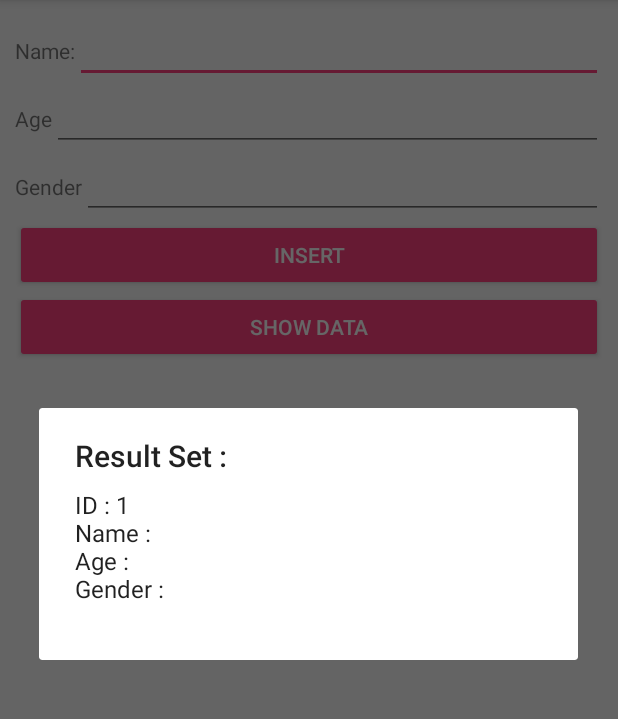
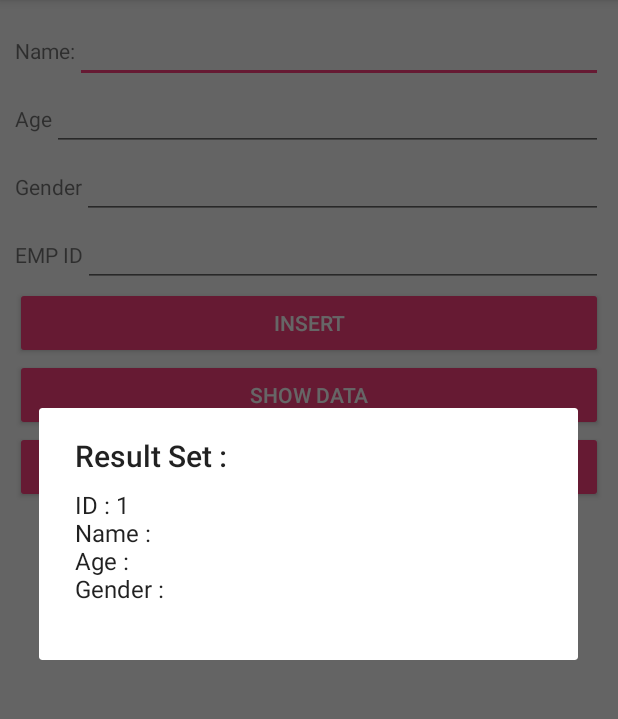
Before and after one commit to codermahadi/MySqlLiteDemo, an Android app: the screen it shows after launch (MainActivity), after a tap on "SHOW DATA", on a phone screen of 412 x 824 dp, the part 84-803 px from its top. Run offline under Robolectric (Android 15) with nearby library versions, the phone set to English and light mode, and no system bars.

Commit message:
Update Data

```diff
--- a/app/src/main/java/com/example/mahadi/mysqllitedemo/MainActivity.java
+++ b/app/src/main/java/com/example/mahadi/mysqllitedemo/MainActivity.java
@@ -14,8 +14,8 @@ public class MainActivity extends AppCompatActivity implements View.OnClickListe
 
     MyDBHelper myDBHelper;
 
-    private EditText name, age, gender;
-    private Button insert, fatchData;
+    private EditText name, age, gender, emp_id;
+    private Button insert, fatchData, update_btn;
 
     @Override
     protected void onCreate(Bundle savedInstanceState) {
@@ -30,12 +30,15 @@ public class MainActivity extends AppCompatActivity implements View.OnClickListe
         name = (EditText) findViewById(R.id.name);
         age = (EditText) findViewById(R.id.age);
         gender = (EditText) findViewById(R.id.gdr);
+        emp_id = (EditText) findViewById(R.id.id);
 
         insert = (Button) findViewById(R.id.insert);
         fatchData = (Button) findViewById(R.id.showData);
+        update_btn = (Button) findViewById(R.id.updateData);
 
         insert.setOnClickListener(this);
         fatchData.setOnClickListener(this);
+        update_btn.setOnClickListener(this);
 
 
     }
@@ -46,6 +49,7 @@ public class MainActivity extends AppCompatActivity implements View.OnClickListe
         String empName = name.getText().toString();
         String empAge = age.getText().toString();
         String empGender = gender.getText().toString();
+        String empId = emp_id.getText().toString();
 
         if (view.getId() == R.id.insert) {
 
@@ -67,16 +71,28 @@ public class MainActivity extends AppCompatActivity implements View.OnClickListe
                 showData("Error !", "Result Not found!");
                 return;
             } else {
-                    StringBuffer stringBuffer = new StringBuffer();
+                StringBuffer stringBuffer = new StringBuffer();
 
-                    while (resSet.moveToNext()){
-                        stringBuffer.append("ID : "+ resSet.getString(0)+"\n");
-                        stringBuffer.append("Name : "+ resSet.getString(1)+"\n");
-                        stringBuffer.append("Age : "+ resSet.getString(2)+"\n");
-                        stringBuffer.append("Gender : "+ resSet.getString(3)+"\n");
-                    }
+                while (resSet.moveToNext()) {
+                    stringBuffer.append("ID : " + resSet.getString(0) + "\n");
+                    stringBuffer.append("Name : " + resSet.getString(1) + "\n");
+                    stringBuffer.append("Age : " + resSet.getString(2) + "\n");
+                    stringBuffer.append("Gender : " + resSet.getString(3) + "\n");
+                }
 
-                    showData("Result Set : ", stringBuffer.toString());
+                showData("Result Set : ", stringBuffer.toString());
+            }
+
+        } else if (view.getId() == R.id.updateData) {
+
+            boolean res = myDBHelper.updateDate(empId, empName, empAge, empGender);
+
+            if (res == true) {
+                Toast.makeText(getBaseContext(), " Update Success " + res, Toast.LENGTH_LONG).show();
+
+            } else {
+                Toast.makeText(getBaseContext(), " Update Not Success " + res, Toast.LENGTH_LONG).show();
+
             }
 
         }
--- a/app/src/main/res/layout/activity_main.xml
+++ b/app/src/main/res/layout/activity_main.xml
@@ -58,6 +58,22 @@
             android:id="@+id/gdr"/>
     </LinearLayout>
 
+    <LinearLayout
+        android:layout_width="match_parent"
+        android:layout_height="wrap_content"
+        android:orientation="horizontal">
+
+        <TextView
+            android:layout_width="wrap_content"
+            android:layout_height="wrap_content"
+            android:text="@string/emp_id"/>
+
+        <EditText
+            android:layout_width="match_parent"
+            android:layout_height="wrap_content"
+            android:id="@+id/id"/>
+    </LinearLayout>
+
 
     <Button
         android:layout_width="match_parent"
@@ -74,4 +90,11 @@
         android:id="@+id/showData"
         style="@style/Widget.AppCompat.Button.Colored"/>
 
+    <Button
+        android:layout_width="match_parent"
+        android:layout_height="wrap_content"
+        android:text="@string/update"
+        android:id="@+id/updateData"
+        style="@style/Widget.AppCompat.Button.Colored"/>
+
 </LinearLayout>
--- a/app/src/main/res/values/strings.xml
+++ b/app/src/main/res/values/strings.xml
@@ -5,4 +5,6 @@
     <string name="gender">Gender</string>
     <string name="insert">Insert</string>
     <string name="show_data">Show Data</string>
+    <string name="update">Update</string>
+    <string name="emp_id">EMP ID</string>
 </resources>
```
Also changed, not shown: app/src/main/java/com/example/mahadi/mysqllitedemo/MyDBHelper.java (+17 -0 lines).
